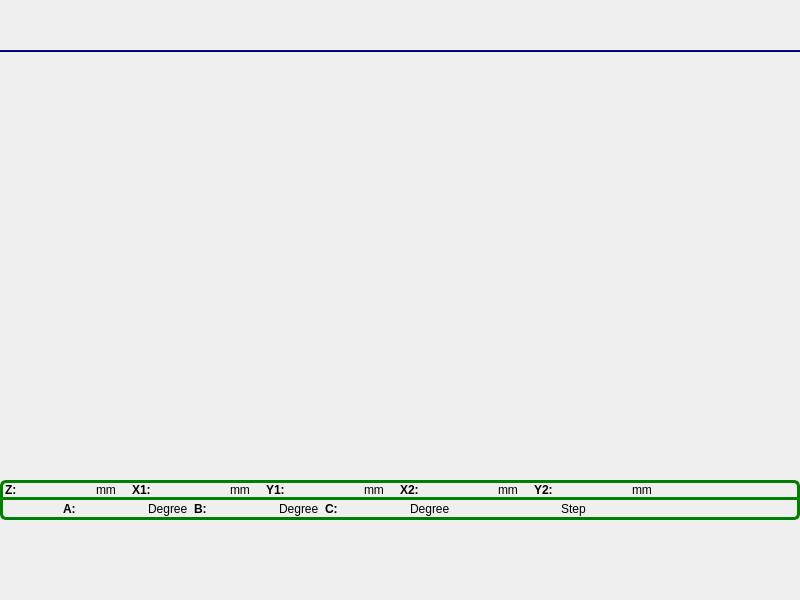
First picture: the form in mainframe.ui, repository dongdong-2009/3-5AxisRobot, before the edit.
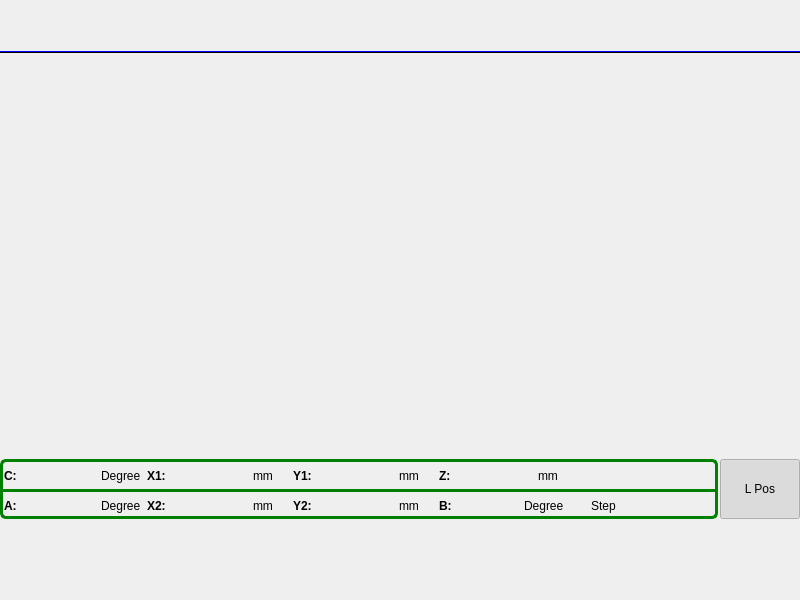
Second picture: the form after the edit. Custom widgets are drawn as their Qt base class.

The edit to the form file:
```diff
--- a/mainframe.ui
+++ b/mainframe.ui
@@ -27,9 +27,9 @@
 }
 </string>
   </property>
-  <layout class="QVBoxLayout" name="verticalLayout">
+  <layout class="QVBoxLayout" name="verticalLayout_2">
    <property name="spacing">
-    <number>0</number>
+    <number>1</number>
    </property>
    <property name="leftMargin">
     <number>0</number>
@@ -133,55 +133,108 @@
     </widget>
    </item>
    <item>
-    <widget class="ICCycleTimeAndFinishedFrame" name="cycleTimeAndFinistWidget">
+    <layout class="QHBoxLayout" name="horizontalLayout_5">
+     <property name="spacing">
+      <number>2</number>
+     </property>
+     <item>
+      <widget class="QStackedWidget" name="statusContainer">
+       <property name="minimumSize">
+        <size>
+         <width>0</width>
+         <height>60</height>
+        </size>
+       </property>
+       <property name="maximumSize">
+        <size>
+         <width>16777215</width>
+         <height>60</height>
+        </size>
+       </property>
+       <property name="styleSheet">
+        <string notr="true"/>
+       </property>
      <property name="frameShape">
       <enum>QFrame::NoFrame</enum>
      </property>
      <property name="frameShadow">
       <enum>QFrame::Plain</enum>
      </property>
-    </widget>
-   </item>
-   <item>
-    <widget class="QFrame" name="axisRunStatus1">
-     <property name="maximumSize">
-      <size>
-       <width>16777215</width>
-       <height>20</height>
-      </size>
-     </property>
+       <property name="currentIndex">
+        <number>0</number>
+       </property>
+       <widget class="QWidget" name="axisRunStatus1Page1">
      <property name="styleSheet">
-      <string notr="true">#axisRunStatus1
+         <string notr="true">/*#axisRunStatus1Page1
 {
 border-top-left-radius: 6px;
 border-top-right-radius: 6px;
 border: 3px solid green; 
+}*/</string>
+        </property>
+        <layout class="QVBoxLayout" name="verticalLayout">
+         <property name="spacing">
+          <number>0</number>
+         </property>
+         <property name="leftMargin">
+          <number>0</number>
+         </property>
+         <property name="topMargin">
+          <number>0</number>
+         </property>
+         <property name="rightMargin">
+          <number>0</number>
+         </property>
+         <property name="bottomMargin">
+          <number>0</number>
+         </property>
+         <item>
+          <widget class="QWidget" name="axisRunStatus1" native="true">
+           <property name="sizePolicy">
+            <sizepolicy hsizetype="Preferred" vsizetype="Expanding">
+             <horstretch>0</horstretch>
+             <verstretch>0</verstretch>
+            </sizepolicy>
+           </property>
+           <property name="styleSheet">
+            <string notr="true">#axisRunStatus1
+{
+border-top-left-radius: 6px; 
+border-top-right-radius: 6px; 
+border-bottom: 3px solid green; 
+border-left: 3px solid green; 
+border-right: 3px solid green; 
+border-top: 3px solid green; 
+
 }</string>
      </property>
-     <property name="frameShape">
-      <enum>QFrame::NoFrame</enum>
-     </property>
-     <property name="frameShadow">
-      <enum>QFrame::Plain</enum>
-     </property>
      <layout class="QHBoxLayout" name="horizontalLayout">
-      <property name="spacing">
-       <number>2</number>
-      </property>
       <property name="leftMargin">
-       <number>2</number>
+             <number>4</number>
       </property>
       <property name="topMargin">
        <number>0</number>
       </property>
       <property name="rightMargin">
-       <number>2</number>
+             <number>0</number>
       </property>
       <property name="bottomMargin">
        <number>0</number>
       </property>
       <item>
-       <widget class="QLabel" name="zLabel">
+             <widget class="QLabel" name="cLabel">
+              <property name="minimumSize">
+               <size>
+                <width>25</width>
+                <height>0</height>
+               </size>
+              </property>
+              <property name="maximumSize">
+               <size>
+                <width>25</width>
+                <height>16777215</height>
+               </size>
+              </property>
         <property name="font">
          <font>
           <weight>75</weight>
@@ -189,24 +242,29 @@
          </font>
         </property>
         <property name="text">
-         <string>Z:</string>
+               <string>C:</string>
         </property>
        </widget>
       </item>
       <item>
-       <widget class="QLabel" name="zPosLabel">
+             <widget class="QLabel" name="cPosLabel">
         <property name="minimumSize">
          <size>
-          <width>75</width>
+                <width>60</width>
           <height>0</height>
          </size>
         </property>
         <property name="maximumSize">
          <size>
-          <width>75</width>
+                <width>60</width>
           <height>16777215</height>
          </size>
         </property>
+              <property name="font">
+               <font>
+                <pointsize>12</pointsize>
+               </font>
+              </property>
         <property name="styleSheet">
          <string notr="true">color: rgb(0, 0, 127);</string>
         </property>
@@ -219,9 +277,9 @@
        </widget>
       </item>
       <item>
-       <widget class="QLabel" name="zmmLabel">
+             <widget class="QLabel" name="cmmLabel">
         <property name="text">
-         <string>mm    </string>
+               <string>Degree</string>
         </property>
        </widget>
       </item>
@@ -252,6 +310,11 @@
           <height>16777215</height>
          </size>
         </property>
+              <property name="font">
+               <font>
+                <pointsize>12</pointsize>
+               </font>
+              </property>
         <property name="styleSheet">
          <string notr="true">color: rgb(0, 0, 127);</string>
         </property>
@@ -297,6 +360,11 @@
           <height>16777215</height>
          </size>
         </property>
+              <property name="font">
+               <font>
+                <pointsize>12</pointsize>
+               </font>
+              </property>
         <property name="styleSheet">
          <string notr="true">color: rgb(0, 0, 127);</string>
         </property>
@@ -316,7 +384,7 @@
        </widget>
       </item>
       <item>
-       <widget class="QLabel" name="x2Label">
+             <widget class="QLabel" name="zLabel">
         <property name="font">
          <font>
           <weight>75</weight>
@@ -324,12 +392,12 @@
          </font>
         </property>
         <property name="text">
-         <string>X2:</string>
+               <string>Z:</string>
         </property>
        </widget>
       </item>
       <item>
-       <widget class="QLabel" name="pPosLabel">
+             <widget class="QLabel" name="zPosLabel">
         <property name="minimumSize">
          <size>
           <width>75</width>
@@ -342,51 +410,11 @@
           <height>16777215</height>
          </size>
         </property>
-        <property name="styleSheet">
-         <string notr="true">color: rgb(0, 0, 127);</string>
-        </property>
-        <property name="text">
-         <string notr="true"/>
-        </property>
-        <property name="alignment">
-         <set>Qt::AlignRight|Qt::AlignTrailing|Qt::AlignVCenter</set>
-        </property>
-       </widget>
-      </item>
-      <item>
-       <widget class="QLabel" name="x2mmLabel">
-        <property name="text">
-         <string>mm    </string>
-        </property>
-       </widget>
-      </item>
-      <item>
-       <widget class="QLabel" name="y2Label">
         <property name="font">
          <font>
-          <weight>75</weight>
-          <bold>true</bold>
-         </font>
-        </property>
-        <property name="text">
-         <string>Y2:</string>
-        </property>
-       </widget>
-      </item>
-      <item>
-       <widget class="QLabel" name="qPosLabel">
-        <property name="minimumSize">
-         <size>
-          <width>75</width>
-          <height>0</height>
-         </size>
-        </property>
-        <property name="maximumSize">
-         <size>
-          <width>75</width>
-          <height>16777215</height>
-         </size>
-        </property>
+                <pointsize>12</pointsize>
+               </font>
+              </property>
         <property name="styleSheet">
          <string notr="true">color: rgb(0, 0, 127);</string>
         </property>
@@ -399,7 +427,7 @@
        </widget>
       </item>
       <item>
-       <widget class="QLabel" name="y2mmLabel">
+             <widget class="QLabel" name="zmmLabel">
         <property name="text">
          <string>mm    </string>
         </property>
@@ -422,11 +450,11 @@
     </widget>
    </item>
    <item>
-    <widget class="QFrame" name="axisRunStatus2">
-     <property name="maximumSize">
+          <widget class="QWidget" name="axisRunStatus2" native="true">
+           <property name="minimumSize">
       <size>
-       <width>16777215</width>
-       <height>20</height>
+             <width>0</width>
+             <height>27</height>
       </size>
      </property>
      <property name="styleSheet">
@@ -439,46 +467,36 @@
 border-right: 3px solid green; 
 }</string>
      </property>
-     <property name="frameShape">
-      <enum>QFrame::NoFrame</enum>
-     </property>
-     <property name="frameShadow">
-      <enum>QFrame::Plain</enum>
-     </property>
      <layout class="QHBoxLayout" name="horizontalLayout_3">
       <property name="spacing">
        <number>6</number>
       </property>
       <property name="leftMargin">
-       <number>20</number>
+             <number>4</number>
       </property>
       <property name="topMargin">
        <number>0</number>
       </property>
       <property name="rightMargin">
-       <number>20</number>
+             <number>0</number>
       </property>
       <property name="bottomMargin">
        <number>0</number>
       </property>
-      <item>
-       <spacer name="horizontalSpacer">
-        <property name="orientation">
-         <enum>Qt::Horizontal</enum>
-        </property>
-        <property name="sizeType">
-         <enum>QSizePolicy::Fixed</enum>
-        </property>
-        <property name="sizeHint" stdset="0">
-         <size>
-          <width>40</width>
-          <height>20</height>
-         </size>
-        </property>
-       </spacer>
-      </item>
       <item>
        <widget class="QLabel" name="aLabel">
+              <property name="minimumSize">
+               <size>
+                <width>25</width>
+                <height>0</height>
+               </size>
+              </property>
+              <property name="maximumSize">
+               <size>
+                <width>25</width>
+                <height>16777215</height>
+               </size>
+              </property>
         <property name="font">
          <font>
           <weight>75</weight>
@@ -504,6 +522,11 @@
           <height>16777215</height>
          </size>
         </property>
+              <property name="font">
+               <font>
+                <pointsize>12</pointsize>
+               </font>
+              </property>
         <property name="styleSheet">
          <string notr="true">color: rgb(0, 0, 127);</string>
         </property>
@@ -522,6 +545,106 @@
         </property>
        </widget>
       </item>
+            <item>
+             <widget class="QLabel" name="x2Label">
+              <property name="font">
+               <font>
+                <weight>75</weight>
+                <bold>true</bold>
+               </font>
+              </property>
+              <property name="text">
+               <string>X2:</string>
+              </property>
+             </widget>
+            </item>
+            <item>
+             <widget class="QLabel" name="pPosLabel">
+              <property name="minimumSize">
+               <size>
+                <width>75</width>
+                <height>0</height>
+               </size>
+              </property>
+              <property name="maximumSize">
+               <size>
+                <width>75</width>
+                <height>16777215</height>
+               </size>
+              </property>
+              <property name="font">
+               <font>
+                <pointsize>12</pointsize>
+               </font>
+              </property>
+              <property name="styleSheet">
+               <string notr="true">color: rgb(0, 0, 127);</string>
+              </property>
+              <property name="text">
+               <string notr="true"/>
+              </property>
+              <property name="alignment">
+               <set>Qt::AlignRight|Qt::AlignTrailing|Qt::AlignVCenter</set>
+              </property>
+             </widget>
+            </item>
+            <item>
+             <widget class="QLabel" name="x2mmLabel">
+              <property name="text">
+               <string>mm    </string>
+              </property>
+             </widget>
+            </item>
+            <item>
+             <widget class="QLabel" name="y2Label">
+              <property name="font">
+               <font>
+                <weight>75</weight>
+                <bold>true</bold>
+               </font>
+              </property>
+              <property name="text">
+               <string>Y2:</string>
+              </property>
+             </widget>
+            </item>
+            <item>
+             <widget class="QLabel" name="qPosLabel">
+              <property name="minimumSize">
+               <size>
+                <width>75</width>
+                <height>0</height>
+               </size>
+              </property>
+              <property name="maximumSize">
+               <size>
+                <width>75</width>
+                <height>16777215</height>
+               </size>
+              </property>
+              <property name="font">
+               <font>
+                <pointsize>12</pointsize>
+               </font>
+              </property>
+              <property name="styleSheet">
+               <string notr="true">color: rgb(0, 0, 127);</string>
+              </property>
+              <property name="text">
+               <string notr="true"/>
+              </property>
+              <property name="alignment">
+               <set>Qt::AlignRight|Qt::AlignTrailing|Qt::AlignVCenter</set>
+              </property>
+             </widget>
+            </item>
+            <item>
+             <widget class="QLabel" name="y2mmLabel">
+              <property name="text">
+               <string>mm    </string>
+              </property>
+             </widget>
+            </item>
       <item>
        <widget class="QLabel" name="bLabel">
         <property name="font">
@@ -549,6 +672,11 @@
           <height>16777215</height>
          </size>
         </property>
+              <property name="font">
+               <font>
+                <pointsize>12</pointsize>
+               </font>
+              </property>
         <property name="styleSheet">
          <string notr="true">color: rgb(0, 0, 127);</string>
         </property>
@@ -567,51 +695,6 @@
         </property>
        </widget>
       </item>
-      <item>
-       <widget class="QLabel" name="cLabel">
-        <property name="font">
-         <font>
-          <weight>75</weight>
-          <bold>true</bold>
-         </font>
-        </property>
-        <property name="text">
-         <string>C:</string>
-        </property>
-       </widget>
-      </item>
-      <item>
-       <widget class="QLabel" name="cPosLabel">
-        <property name="minimumSize">
-         <size>
-          <width>60</width>
-          <height>0</height>
-         </size>
-        </property>
-        <property name="maximumSize">
-         <size>
-          <width>60</width>
-          <height>16777215</height>
-         </size>
-        </property>
-        <property name="styleSheet">
-         <string notr="true">color: rgb(0, 0, 127);</string>
-        </property>
-        <property name="text">
-         <string notr="true"/>
-        </property>
-        <property name="alignment">
-         <set>Qt::AlignRight|Qt::AlignTrailing|Qt::AlignVCenter</set>
-        </property>
-       </widget>
-      </item>
-      <item>
-       <widget class="QLabel" name="cmmLabel">
-        <property name="text">
-         <string>Degree</string>
-        </property>
-       </widget>
-      </item>
       <item>
        <spacer name="horizontalSpacer_5">
         <property name="orientation">
@@ -636,16 +719,21 @@
        <widget class="QLabel" name="stepLabel">
         <property name="minimumSize">
          <size>
-          <width>80</width>
+                <width>75</width>
           <height>0</height>
          </size>
         </property>
         <property name="maximumSize">
          <size>
-          <width>80</width>
+                <width>75</width>
           <height>16777215</height>
          </size>
         </property>
+              <property name="font">
+               <font>
+                <pointsize>12</pointsize>
+               </font>
+              </property>
         <property name="styleSheet">
          <string notr="true">color: rgb(85, 255, 0);
 color: rgb(170, 85, 255);</string>
@@ -659,7 +747,7 @@
        </widget>
       </item>
       <item>
-       <spacer name="horizontalSpacer_3">
+             <spacer name="horizontalSpacer">
         <property name="orientation">
          <enum>Qt::Horizontal</enum>
         </property>
@@ -673,6 +761,66 @@
       </item>
      </layout>
     </widget>
+         </item>
+        </layout>
+       </widget>
+       <widget class="QWidget" name="page">
+        <layout class="QHBoxLayout" name="horizontalLayout_4">
+         <property name="spacing">
+          <number>6</number>
+         </property>
+         <property name="leftMargin">
+          <number>0</number>
+         </property>
+         <property name="topMargin">
+          <number>0</number>
+         </property>
+         <property name="rightMargin">
+          <number>0</number>
+         </property>
+         <property name="bottomMargin">
+          <number>0</number>
+         </property>
+         <item>
+          <widget class="ICCycleTimeAndFinishedFrame" name="cycleTimeAndFinistWidget">
+           <property name="sizePolicy">
+            <sizepolicy hsizetype="Expanding" vsizetype="Preferred">
+             <horstretch>0</horstretch>
+             <verstretch>0</verstretch>
+            </sizepolicy>
+           </property>
+           <property name="frameShape">
+            <enum>QFrame::NoFrame</enum>
+           </property>
+           <property name="frameShadow">
+            <enum>QFrame::Plain</enum>
+           </property>
+          </widget>
+         </item>
+        </layout>
+       </widget>
+      </widget>
+     </item>
+     <item>
+      <widget class="QPushButton" name="alarmDetail">
+       <property name="minimumSize">
+        <size>
+         <width>0</width>
+         <height>60</height>
+        </size>
+       </property>
+       <property name="text">
+        <string>L Pos</string>
+       </property>
+       <property name="checkable">
+        <bool>true</bool>
+       </property>
+       <property name="checked">
+        <bool>true</bool>
+       </property>
+      </widget>
+     </item>
+    </layout>
    </item>
    <item>
     <layout class="QHBoxLayout" name="categoryButtonLayout">
```
Lines whose indentation alone changed are shown as unchanged.
